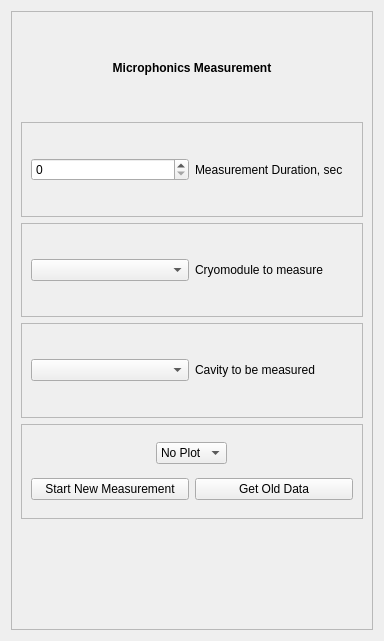
Qt form FFT_test.ui (slaclab/Microphonics_tab) before a commit.
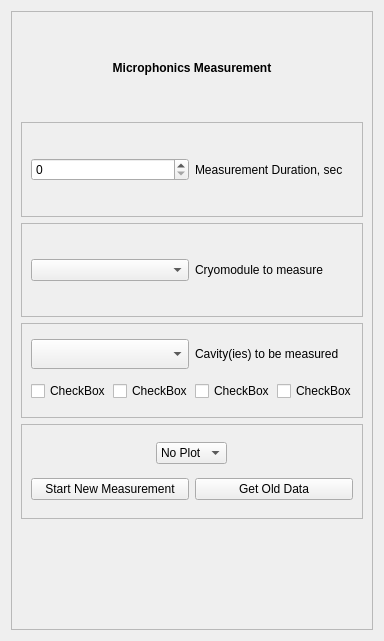
The same form after that commit.

Commit message: enable multicavity measurements and plots

What changed in the file:
```diff
--- a/FFT_test.ui
+++ b/FFT_test.ui
@@ -101,7 +101,7 @@
         <property name="minimumSize">
          <size>
           <width>259</width>
-          <height>41</height>
+          <height>80</height>
          </size>
         </property>
         <property name="frameShape">
@@ -111,10 +111,35 @@
          <enum>QFrame::Raised</enum>
         </property>
         <layout class="QGridLayout" name="gridLayout">
-         <item row="0" column="0">
-          <widget class="QComboBox" name="CavComboBox"/>
+         <item row="1" column="1">
+          <widget class="QCheckBox" name="cb2">
+           <property name="text">
+            <string>CheckBox</string>
+           </property>
+          </widget>
          </item>
-         <item row="0" column="2">
+         <item row="1" column="2">
+          <widget class="QCheckBox" name="cb3">
+           <property name="text">
+            <string>CheckBox</string>
+           </property>
+          </widget>
+         </item>
+         <item row="1" column="0">
+          <widget class="QCheckBox" name="cb1">
+           <property name="text">
+            <string>CheckBox</string>
+           </property>
+          </widget>
+         </item>
+         <item row="1" column="3">
+          <widget class="QCheckBox" name="cb4">
+           <property name="text">
+            <string>CheckBox</string>
+           </property>
+          </widget>
+         </item>
+         <item row="0" column="2" colspan="2">
           <widget class="QLabel" name="CavLabel">
            <property name="minimumSize">
             <size>
@@ -129,7 +154,17 @@
             </size>
            </property>
            <property name="text">
-            <string>Cavity to be measured</string>
+            <string>Cavity(ies) to be measured</string>
+           </property>
+          </widget>
+         </item>
+         <item row="0" column="0" colspan="2">
+          <widget class="QComboBox" name="CavComboBox">
+           <property name="minimumSize">
+            <size>
+             <width>0</width>
+             <height>30</height>
+            </size>
            </property>
           </widget>
          </item>
```
Left out of the diff: 4 changed lines with no effect on the pictures. The commit also changes 2 other files.
